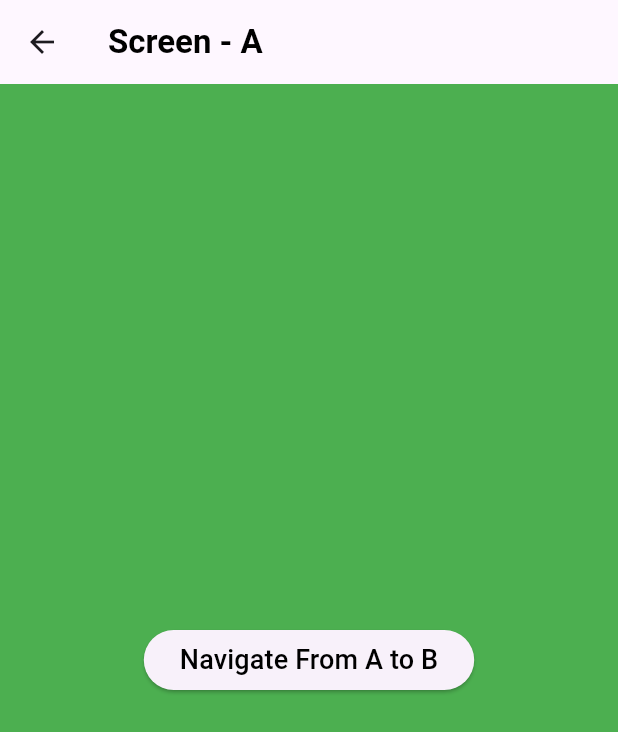
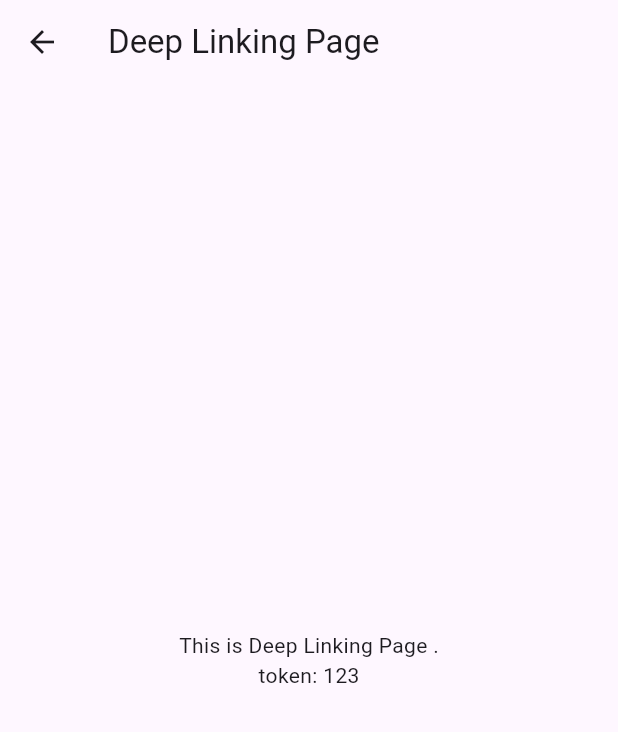
Before and after one commit to sajidshaikh2027/auto_router_demo, a Flutter app: the screen it shows after launch, after a tap on "Deeplink", on a phone screen of 412 x 824 dp. Shown: the top 732 px of the screen. Run offline on Flutter 3.47's test engine with Material 3 defaults, Android fonts, the light colour scheme and no system bars; our stand-ins replace auto_route, dio, firebase_core, firebase_messaging, shared_preferences; accounts and stored records are empty.

Commit message:
[#1] deep linking

```diff
--- a/lib/main.dart
+++ b/lib/main.dart
@@ -1,19 +1,63 @@
+import 'package:auto_router_demo/utils/firebase_options.dart';
+
 import 'utils/exports.dart';
 
 final appRouter = MyAppRouter();
 
+@pragma('vm:entry-point')
+Future<void> _firebaseMessagingBackgroundHandler(RemoteMessage message) async {
+  await Firebase.initializeApp();
+  print("Handling a background message: ${message.messageId}");
+}
+
+
 void main() async {
+
   WidgetsFlutterBinding.ensureInitialized(); // Ensure binding is initialized
+  FirebaseMessaging.onBackgroundMessage(_firebaseMessagingBackgroundHandler);
+  await Firebase.initializeApp(
+    options: DefaultFirebaseOptions.currentPlatform,
+  );
+
+  FirebaseMessaging messaging = FirebaseMessaging.instance;
+
+  NotificationSettings settings = await messaging.requestPermission(
+    alert: true,
+    announcement: false,
+    badge: true,
+    carPlay: false,
+    criticalAlert: false,
+    provisional: false,
+    sound: true,
+  );
+
+  print('User granted permission: ${settings.authorizationStatus}');
+
+  // Listneing to the foreground messages
+  FirebaseMessaging.onMessage.listen((RemoteMessage message) {
+    print('Got a message whilst in the foreground!');
+    print('Message data: ${message.data}');
+
+    if (message.notification != null) {
+      print('Message also contained a notification: ${message.notification}');
+    }
+  });
+
+  String? token = await messaging.getToken();
+  print('Token: $token');
+
   await SharedPref.init();
-  runApp(const MyApp());
+  printAllRoutes();
+  runApp( MyApp());
 }
 
 class MyApp extends StatelessWidget {
-  const MyApp({super.key});
+  MyApp({super.key});
 
   // This widget is the root of your application.
   @override
   Widget build(BuildContext context) {
+
     return MaterialApp.router(
       debugShowCheckedModeBanner: false,
       title: 'Flutter Demo',
@@ -22,11 +66,33 @@ class MyApp extends StatelessWidget {
         useMaterial3: true,
       ),
       routerConfig: appRouter.config(
+
+        //Observer
         navigatorObservers: () => [
           //  AutoRouterObserver(),
           MyObserver(),
         ],
+
+        // Deep Linking config
+        deepLinkBuilder: (deepLink) {
+          if (deepLink.path.startsWith('/DeepLinkRoute')) {
+            return deepLink;
+          } else {
+            return DeepLink.defaultPath;
+            // or DeepLink.path('/')
+            // or DeepLink([HomeRoute()])
+          }
+        },
+
       ),
     );
   }
 }
+
+void printAllRoutes() {
+  // Access all routes
+  final routes = appRouter.routes;
+  for (final route in routes) {
+    print('Route name: ${route.name}');
+  }
+}
--- a/lib/services/navigations/my_app_router.dart
+++ b/lib/services/navigations/my_app_router.dart
@@ -98,7 +98,11 @@ class MyAppRouter extends $MyAppRouter {
             AutoRoute(page: UserManagementRoute.page),
           ],
         ),
-      ];
+        AutoRoute(
+            path: "/DeepLinkRoute/:token",
+            page: DeepLinkingRoute.page),
+
+  ];
 }
 
 @RoutePage()
--- /dev/null
+++ b/lib/ui/deep_linking/deep_linking_page.dart
@@ -0,0 +1,27 @@
+
+
+import '../../utils/exports.dart';
+
+@RoutePage()
+class DeepLinkingPage extends StatelessWidget {
+  const DeepLinkingPage({super.key, @PathParam('token') this.token});
+
+  final String? token;
+  @override
+  Widget build(BuildContext context) {
+    return Scaffold(
+      appBar: AppBar(
+        title: const Text("Deep Linking Page"),
+      ),
+      body: Center(
+        child: Column(
+          mainAxisAlignment: MainAxisAlignment.center,
+          children: [
+            const Text("This is Deep Linking Page ."),
+            Text("token: $token"),
+          ],
+        ),
+      ),
+    );
+  }
+}
--- a/lib/ui/start_screens/screen_home.dart
+++ b/lib/ui/start_screens/screen_home.dart
@@ -74,7 +74,9 @@ class ScreenHome extends StatelessWidget {
             buildNavigationButton(
               context: context,
               onPressed: () {
-                appRouter.push(const NonAdminRoute());
+                appRouter.push( DeepLinkingRoute(token: '123'));
+                // appRouter.pushNamed("/DeepLinkRoute/123");
+
               },
               text: "Deeplink",
             ),
--- a/lib/utils/exports.dart
+++ b/lib/utils/exports.dart
@@ -23,3 +23,5 @@ export 'package:auto_router_demo/services/storage/shared_pref.dart';
 export '../../utils/user_role_enum.dart';
 
 export 'package:auto_router_demo/ui/start_screens/screen_home.dart';
+export 'package:firebase_core/firebase_core.dart';
+export 'package:firebase_messaging/firebase_messaging.dart';
--- a/pubspec.yaml
+++ b/pubspec.yaml
@@ -41,6 +41,8 @@ dependencies:
   dio: ^5.5.0+1
   # Store data
   shared_preferences: ^2.3.1
+  firebase_messaging: ^15.0.2
+  firebase_core: ^3.1.1
 
 dev_dependencies:
   flutter_test:
```
Also changed, not shown: lib/utils/push_notification_service.dart (added, +33 -0 lines), lib/services/navigations/my_app_router.gr.dart, lib/utils/firebase_options.dart (added), pubspec.lock, 11 other files.
